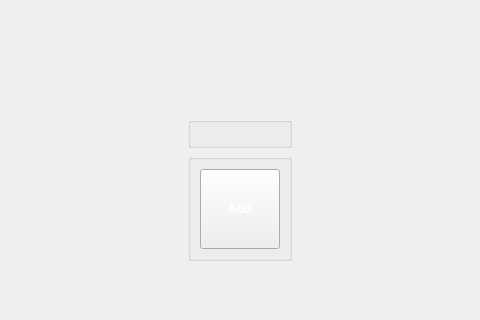
Above: app/views/libraries/index.ui from amireh/kaboomp3 before the change; both pictures show x 170 to 650 and y 260 to 580 of the 820 by 580 pixel window. Below: the same form after it.
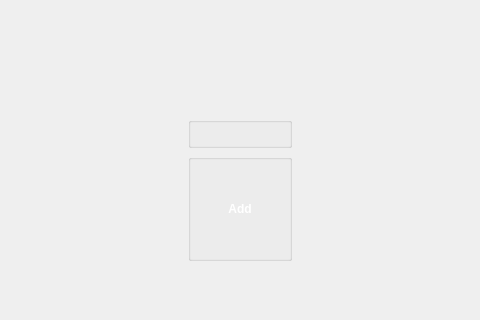
That is the form after the change. Icons and pictures are not drawn.

```diff
--- a/app/views/libraries/index.ui
+++ b/app/views/libraries/index.ui
@@ -169,6 +169,9 @@
                 <property name="text">
                  <string>Add</string>
                 </property>
+                <property name="flat">
+                 <bool>true</bool>
+                </property>
                </widget>
               </item>
              </layout>
```
Left out of the diff: 3 changed lines with no effect on the pictures.
